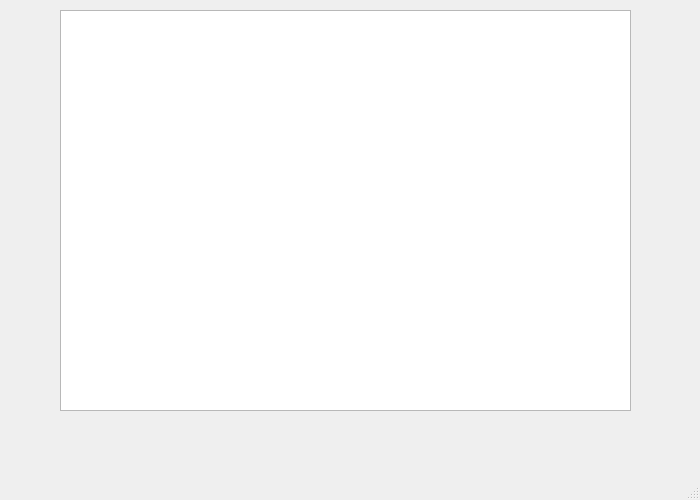
Qt form mainwindow.ui (Carpediem0000/QT_projekt) before a commit.
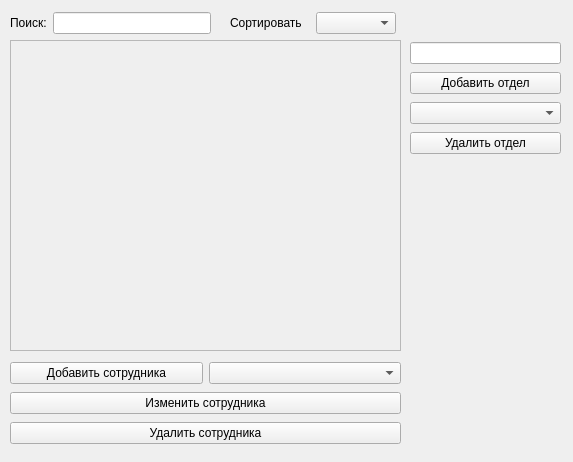
The same form after that commit.

The edit to the form file:
```diff
--- a/mainwindow.ui
+++ b/mainwindow.ui
@@ -6,26 +6,215 @@
    <rect>
     <x>0</x>
     <y>0</y>
-    <width>700</width>
-    <height>500</height>
+    <width>573</width>
+    <height>462</height>
    </rect>
   </property>
+  <property name="minimumSize">
+   <size>
+    <width>573</width>
+    <height>462</height>
+   </size>
+  </property>
+  <property name="maximumSize">
+   <size>
+    <width>573</width>
+    <height>462</height>
+   </size>
+  </property>
   <property name="windowTitle">
    <string>MainWindow</string>
   </property>
   <widget class="QWidget" name="centralwidget">
-   <widget class="QTreeView" name="treeView">
+   <widget class="QGroupBox" name="groupBox">
     <property name="geometry">
      <rect>
-      <x>60</x>
+      <x>10</x>
+      <y>40</y>
+      <width>391</width>
+      <height>311</height>
+     </rect>
+    </property>
+    <property name="title">
+     <string/>
+    </property>
+    <widget class="QScrollArea" name="scrollArea2">
+     <property name="geometry">
+      <rect>
+       <x>0</x>
+       <y>0</y>
+       <width>391</width>
+       <height>311</height>
+      </rect>
+     </property>
+     <property name="widgetResizable">
+      <bool>true</bool>
+     </property>
+     <widget class="QWidget" name="scrollAreaWidgetContents">
+      <property name="geometry">
+       <rect>
+        <x>0</x>
+        <y>0</y>
+        <width>389</width>
+        <height>309</height>
+       </rect>
+      </property>
+     </widget>
+    </widget>
+   </widget>
+   <widget class="QWidget" name="layoutWidget">
+    <property name="geometry">
+     <rect>
+      <x>410</x>
+      <y>40</y>
+      <width>151</width>
+      <height>116</height>
+     </rect>
+    </property>
+    <layout class="QVBoxLayout" name="verticalLayout">
+     <item>
+      <widget class="QLineEdit" name="AddDivisionlineEdit"/>
+     </item>
+     <item>
+      <widget class="QPushButton" name="AddDivision">
+       <property name="text">
+        <string>Добавить отдел</string>
+       </property>
+      </widget>
+     </item>
+     <item>
+      <widget class="QComboBox" name="comboBox_2"/>
+     </item>
+     <item>
+      <widget class="QPushButton" name="DElDivison">
+       <property name="text">
+        <string>Удалить отдел</string>
+       </property>
+      </widget>
+     </item>
+    </layout>
+   </widget>
+   <widget class="QWidget" name="layoutWidget">
+    <property name="geometry">
+     <rect>
+      <x>10</x>
+      <y>360</y>
+      <width>391</width>
+      <height>88</height>
+     </rect>
+    </property>
+    <layout class="QVBoxLayout" name="verticalLayout_2">
+     <item>
+      <layout class="QHBoxLayout" name="horizontalLayout_2">
+       <item>
+        <widget class="QPushButton" name="pushButton_3">
+         <property name="text">
+          <string>Добавить сотрудника</string>
+         </property>
+        </widget>
+       </item>
+       <item>
+        <widget class="QComboBox" name="comboBox">
+         <item>
+          <property name="text">
+           <string/>
+          </property>
+         </item>
+         <item>
+          <property name="text">
+           <string>Работник на полный день</string>
+          </property>
+         </item>
+         <item>
+          <property name="text">
+           <string>Работник на неполный день</string>
+          </property>
+         </item>
+        </widget>
+       </item>
+      </layout>
+     </item>
+     <item>
+      <widget class="QPushButton" name="pushButton_4">
+       <property name="text">
+        <string>Изменить сотрудника</string>
+       </property>
+      </widget>
+     </item>
+     <item>
+      <widget class="QPushButton" name="pushButton_5">
+       <property name="text">
+        <string>Удалить сотрудника</string>
+       </property>
+      </widget>
+     </item>
+    </layout>
+   </widget>
+   <widget class="QWidget" name="layoutWidget">
+    <property name="geometry">
+     <rect>
+      <x>10</x>
       <y>10</y>
-      <width>571</width>
-      <height>401</height>
+      <width>201</width>
+      <height>26</height>
      </rect>
     </property>
+    <layout class="QHBoxLayout" name="horizontalLayout_3">
+     <item>
+      <widget class="QLabel" name="label">
+       <property name="text">
+        <string>Поиск:</string>
+       </property>
+      </widget>
+     </item>
+     <item>
+      <widget class="QLineEdit" name="lineEdit">
+       <property name="text">
+        <string/>
+       </property>
+      </widget>
+     </item>
+    </layout>
+   </widget>
+   <widget class="QWidget" name="">
+    <property name="geometry">
+     <rect>
+      <x>230</x>
+      <y>10</y>
+      <width>166</width>
+      <height>26</height>
+     </rect>
+    </property>
+    <layout class="QHBoxLayout" name="horizontalLayout">
+     <item>
+      <widget class="QLabel" name="label_2">
+       <property name="text">
+        <string>Сортировать</string>
+       </property>
+      </widget>
+     </item>
+     <item>
+      <widget class="QComboBox" name="comboBox_3">
+       <item>
+        <property name="text">
+         <string/>
+        </property>
+       </item>
+       <item>
+        <property name="text">
+         <string>Aa-&gt;Zz</string>
+        </property>
+       </item>
+       <item>
+        <property name="text">
+         <string>Zz-&gt;Aa</string>
+        </property>
+       </item>
+      </widget>
+     </item>
+    </layout>
    </widget>
   </widget>
-  <widget class="QStatusBar" name="statusbar"/>
  </widget>
  <resources/>
  <connections/>
```
